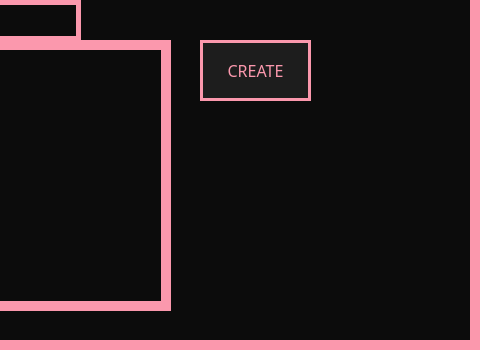
Hanna-J-K/fitnessapp, file View/NewMachinesTraining.ui: the form before one commit; both pictures show x 320 to 800 and y 250 to 600 of the 800 by 600 pixel window.
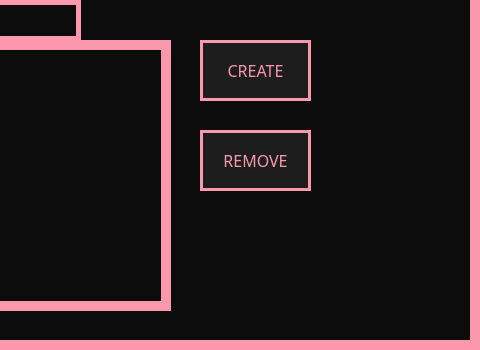
The form after the commit. Icons and pictures are not drawn.

Commit message: remove buttons added

Diff of the .ui file:
```diff
--- a/View/NewMachinesTraining.ui
+++ b/View/NewMachinesTraining.ui
@@ -269,6 +269,35 @@
 &lt;p style=&quot; margin-top:0px; margin-bottom:0px; margin-left:0px; margin-right:0px; -qt-block-indent:0; text-indent:0px;&quot;&gt;&lt;span style=&quot; font-size:8.25pt;&quot;&gt;Training Name&lt;/span&gt;&lt;/p&gt;&lt;/body&gt;&lt;/html&gt;</string>
     </property>
    </widget>
+   <widget class="QPushButton" name="remove_training_btn">
+    <property name="geometry">
+     <rect>
+      <x>520</x>
+      <y>380</y>
+      <width>111</width>
+      <height>61</height>
+     </rect>
+    </property>
+    <property name="font">
+     <font>
+      <family>PRIMETIME</family>
+      <pointsize>12</pointsize>
+      <weight>50</weight>
+      <italic>false</italic>
+      <bold>false</bold>
+     </font>
+    </property>
+    <property name="cursor">
+     <cursorShape>PointingHandCursor</cursorShape>
+    </property>
+    <property name="styleSheet">
+     <string notr="true">background-color: #1D1D1D;border: 3px solid #FB98AD;
+font: 12pt &quot;PRIMETIME&quot;;</string>
+    </property>
+    <property name="text">
+     <string>REMOVE</string>
+    </property>
+   </widget>
   </widget>
  </widget>
  <resources/>
```
The commit also changes 5 other files.
